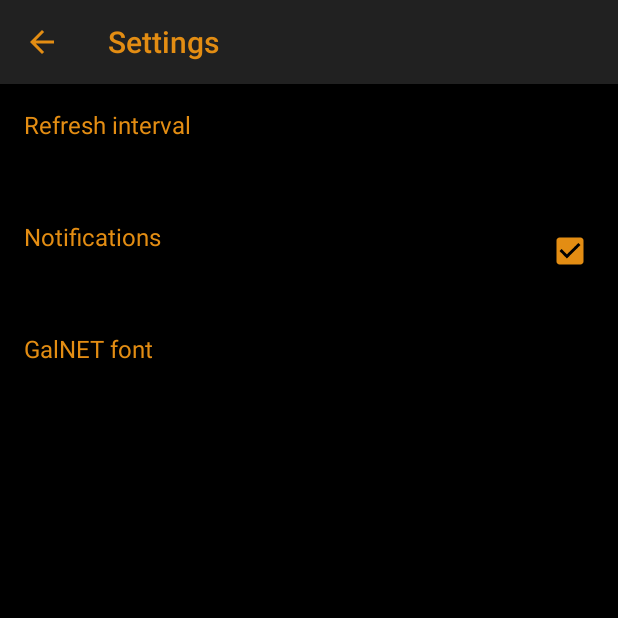
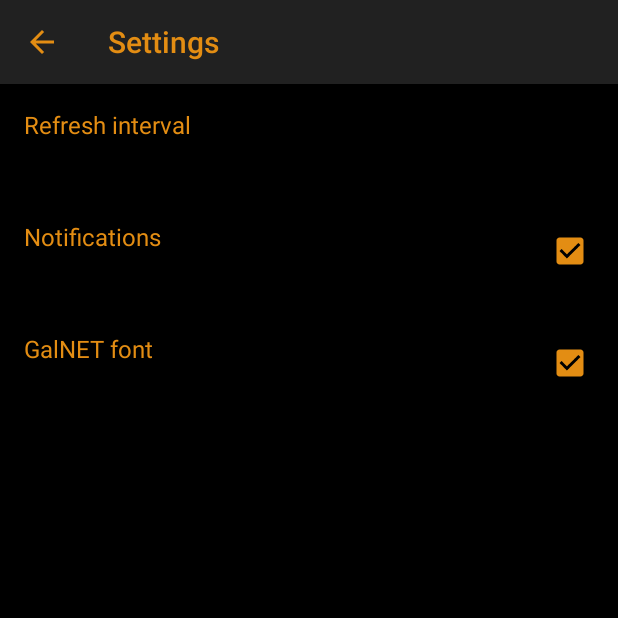
Before and after one commit to solargate/GalNET.ru, an Android app: the PrefActivity screen opened directly, with no data from a screen before it, on a phone screen of 412 x 824 dp, the top half of it. Run offline under Robolectric (Android 15) with nearby library versions, the phone set to English and light mode, and no system bars.

Commit message:
[H][1.0.0] Релизный билд практически. Аааа!!!

```diff
--- a/build.gradle
+++ b/build.gradle
@@ -22,7 +22,7 @@ android {
         minSdkVersion 14
         targetSdkVersion 23
         versionCode 1
-        versionName "0.0.1"
+        versionName "1.0.0"
     }
     buildTypes {
         release {
--- a/src/main/java/ru/solargateteam/galnetru/util/NotificationEngine.java
+++ b/src/main/java/ru/solargateteam/galnetru/util/NotificationEngine.java
@@ -9,7 +9,6 @@ import android.graphics.Color;
 import android.support.v4.app.NotificationCompat;
 import android.support.v4.app.TaskStackBuilder;
 
-import java.util.Formatter;
 import java.util.List;
 
 import ru.solargateteam.galnetru.MainActivity;
--- a/src/main/res/layout/post_fragment.xml
+++ b/src/main/res/layout/post_fragment.xml
@@ -47,7 +47,8 @@
                 android:id="@+id/tv_post_description"
                 android:layout_width="match_parent"
                 android:layout_height="wrap_content"
-                android:textAppearance="?android:attr/textAppearance"/>
+                android:textAppearance="?android:attr/textAppearance"
+                android:autoLink="web"/>
 
         </LinearLayout>
 
--- a/src/main/res/xml/preferences.xml
+++ b/src/main/res/xml/preferences.xml
@@ -21,7 +21,7 @@
         android:key="PREF_USE_GALNET_FONT"
         android:title="@string/pref_galnet_font"
         android:summary="@string/pref_galnet_font_description"
-        android:defaultValue="false"
+        android:defaultValue="true"
         />
 
 </PreferenceScreen>
```
Also changed, not shown: src/main/res/drawable-hdpi-v11/ic_notify.png, src/main/res/drawable-hdpi-v9/ic_notify.png, src/main/res/drawable-hdpi/ic_notify.png, src/main/res/drawable-mdpi-v11/ic_notify.png, src/main/res/drawable-mdpi-v9/ic_notify.png, src/main/res/drawable-mdpi/ic_notify.png, src/main/res/drawable-xhdpi-v11/ic_notify.png, src/main/res/drawable-xhdpi-v9/ic_notify.png, src/main/res/drawable-xhdpi/ic_notify.png, src/main/res/drawable-xxhdpi-v11/ic_notify.png, src/main/res/drawable-xxhdpi-v9/ic_notify.png, src/main/res/drawable-xxhdpi/ic_notify.png, 19 other files.
